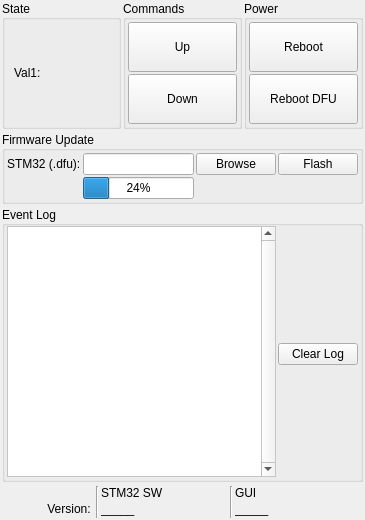
Before: the Qt Designer form src/qt_ui/main_window.ui in Repkap11/Framework_IR_GUI, drawn with Qt 5.
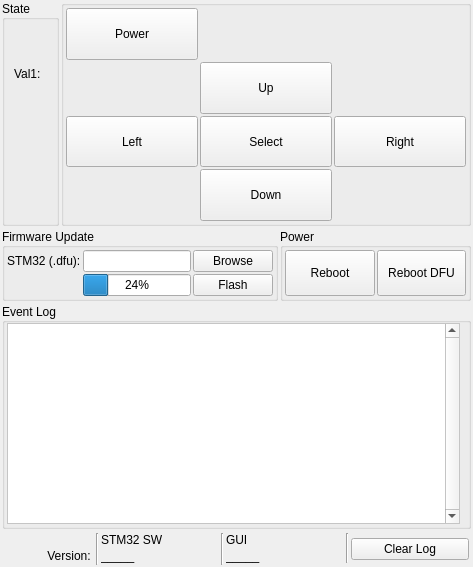
After: the same form once the commit is applied.

The edit to the form file:
```diff
--- a/src/qt_ui/main_window.ui
+++ b/src/qt_ui/main_window.ui
@@ -6,8 +6,8 @@
    <rect>
     <x>0</x>
     <y>0</y>
-    <width>365</width>
-    <height>520</height>
+    <width>473</width>
+    <height>567</height>
    </rect>
   </property>
   <property name="sizePolicy">
@@ -35,199 +35,7 @@
    <property name="spacing">
     <number>2</number>
    </property>
-   <item row="7" column="2">
-    <widget class="QGroupBox" name="groupBox_control_power">
-     <property name="sizePolicy">
-      <sizepolicy hsizetype="Preferred" vsizetype="Minimum">
-       <horstretch>0</horstretch>
-       <verstretch>0</verstretch>
-      </sizepolicy>
-     </property>
-     <property name="title">
-      <string>Power</string>
-     </property>
-     <property name="alignment">
-      <set>Qt::AlignmentFlag::AlignLeading|Qt::AlignmentFlag::AlignLeft|Qt::AlignmentFlag::AlignVCenter</set>
-     </property>
-     <layout class="QGridLayout" name="gridLayout_12">
-      <property name="leftMargin">
-       <number>2</number>
-      </property>
-      <property name="topMargin">
-       <number>2</number>
-      </property>
-      <property name="rightMargin">
-       <number>2</number>
-      </property>
-      <property name="bottomMargin">
-       <number>2</number>
-      </property>
-      <property name="spacing">
-       <number>2</number>
-      </property>
-      <item row="2" column="0">
-       <widget class="QPushButton" name="control_reboot_bootloader">
-        <property name="sizePolicy">
-         <sizepolicy hsizetype="Minimum" vsizetype="Minimum">
-          <horstretch>0</horstretch>
-          <verstretch>0</verstretch>
-         </sizepolicy>
-        </property>
-        <property name="minimumSize">
-         <size>
-          <width>50</width>
-          <height>50</height>
-         </size>
-        </property>
-        <property name="text">
-         <string>Reboot DFU</string>
-        </property>
-       </widget>
-      </item>
-      <item row="1" column="0">
-       <widget class="QPushButton" name="control_reboot">
-        <property name="sizePolicy">
-         <sizepolicy hsizetype="Minimum" vsizetype="Minimum">
-          <horstretch>0</horstretch>
-          <verstretch>0</verstretch>
-         </sizepolicy>
-        </property>
-        <property name="minimumSize">
-         <size>
-          <width>50</width>
-          <height>50</height>
-         </size>
-        </property>
-        <property name="text">
-         <string>Reboot</string>
-        </property>
-       </widget>
-      </item>
-     </layout>
-    </widget>
-   </item>
-   <item row="7" column="1">
-    <widget class="QGroupBox" name="groupBox_control_brightness">
-     <property name="sizePolicy">
-      <sizepolicy hsizetype="Preferred" vsizetype="Minimum">
-       <horstretch>0</horstretch>
-       <verstretch>0</verstretch>
-      </sizepolicy>
-     </property>
-     <property name="title">
-      <string>Commands</string>
-     </property>
-     <property name="alignment">
-      <set>Qt::AlignmentFlag::AlignLeading|Qt::AlignmentFlag::AlignLeft|Qt::AlignmentFlag::AlignVCenter</set>
-     </property>
-     <layout class="QGridLayout" name="gridLayout_9">
-      <property name="leftMargin">
-       <number>2</number>
-      </property>
-      <property name="topMargin">
-       <number>2</number>
-      </property>
-      <property name="rightMargin">
-       <number>2</number>
-      </property>
-      <property name="bottomMargin">
-       <number>2</number>
-      </property>
-      <property name="spacing">
-       <number>2</number>
-      </property>
-      <item row="1" column="0">
-       <widget class="QPushButton" name="control_brightness_up">
-        <property name="sizePolicy">
-         <sizepolicy hsizetype="Minimum" vsizetype="Minimum">
-          <horstretch>0</horstretch>
-          <verstretch>0</verstretch>
-         </sizepolicy>
-        </property>
-        <property name="minimumSize">
-         <size>
-          <width>50</width>
-          <height>50</height>
-         </size>
-        </property>
-        <property name="text">
-         <string>Up</string>
-        </property>
-        <property name="autoDefault">
-         <bool>true</bool>
-        </property>
-       </widget>
-      </item>
-      <item row="2" column="0">
-       <widget class="QPushButton" name="control_brightness_down">
-        <property name="sizePolicy">
-         <sizepolicy hsizetype="Minimum" vsizetype="Minimum">
-          <horstretch>0</horstretch>
-          <verstretch>0</verstretch>
-         </sizepolicy>
-        </property>
-        <property name="minimumSize">
-         <size>
-          <width>50</width>
-          <height>50</height>
-         </size>
-        </property>
-        <property name="text">
-         <string>Down</string>
-        </property>
-        <property name="autoDefault">
-         <bool>true</bool>
-        </property>
-       </widget>
-      </item>
-     </layout>
-    </widget>
-   </item>
-   <item row="7" column="0">
-    <widget class="QGroupBox" name="groupBox_control_brightness_2">
-     <property name="sizePolicy">
-      <sizepolicy hsizetype="Preferred" vsizetype="Minimum">
-       <horstretch>0</horstretch>
-       <verstretch>0</verstretch>
-      </sizepolicy>
-     </property>
-     <property name="title">
-      <string>State</string>
-     </property>
-     <property name="alignment">
-      <set>Qt::AlignmentFlag::AlignLeading|Qt::AlignmentFlag::AlignLeft|Qt::AlignmentFlag::AlignVCenter</set>
-     </property>
-     <layout class="QGridLayout" name="gridLayout_3">
-      <item row="0" column="0">
-       <widget class="QLabel" name="label_state_val1">
-        <property name="sizePolicy">
-         <sizepolicy hsizetype="Preferred" vsizetype="Maximum">
-          <horstretch>0</horstretch>
-          <verstretch>0</verstretch>
-         </sizepolicy>
-        </property>
-        <property name="text">
-         <string>Val1:</string>
-        </property>
-       </widget>
-      </item>
-      <item row="0" column="1">
-       <widget class="QLabel" name="state_val1">
-        <property name="sizePolicy">
-         <sizepolicy hsizetype="Preferred" vsizetype="Maximum">
-          <horstretch>0</horstretch>
-          <verstretch>0</verstretch>
-         </sizepolicy>
-        </property>
-        <property name="text">
-         <string/>
-        </property>
-       </widget>
-      </item>
-     </layout>
-    </widget>
-   </item>
-   <item row="8" column="0" colspan="3">
+   <item row="8" column="0" colspan="2">
     <widget class="QGroupBox" name="groupBox_firmware_update">
      <property name="sizePolicy">
       <sizepolicy hsizetype="Preferred" vsizetype="Minimum">
@@ -273,22 +81,6 @@
       <item row="0" column="1">
        <widget class="QLineEdit" name="lineEdit_stm32_fw_file_name"/>
       </item>
-      <item row="0" column="3">
-       <widget class="QPushButton" name="pushButton_update_stm32">
-        <property name="sizePolicy">
-         <sizepolicy hsizetype="Minimum" vsizetype="Fixed">
-          <horstretch>0</horstretch>
-          <verstretch>0</verstretch>
-         </sizepolicy>
-        </property>
-        <property name="text">
-         <string>Flash</string>
-        </property>
-        <property name="flat">
-         <bool>false</bool>
-        </property>
-       </widget>
-      </item>
       <item row="0" column="0">
        <widget class="QLabel" name="label_stm32_fw">
         <property name="sizePolicy">
@@ -315,13 +107,232 @@
         </property>
        </widget>
       </item>
+      <item row="1" column="2">
+       <widget class="QPushButton" name="pushButton_update_stm32">
+        <property name="sizePolicy">
+         <sizepolicy hsizetype="Minimum" vsizetype="Fixed">
+          <horstretch>0</horstretch>
+          <verstretch>0</verstretch>
+         </sizepolicy>
+        </property>
+        <property name="text">
+         <string>Flash</string>
+        </property>
+        <property name="flat">
+         <bool>false</bool>
+        </property>
+       </widget>
+      </item>
+     </layout>
+    </widget>
+   </item>
+   <item row="10" column="0" colspan="3">
+    <widget class="QFrame" name="frame_version">
+     <property name="sizePolicy">
+      <sizepolicy hsizetype="Expanding" vsizetype="Minimum">
+       <horstretch>0</horstretch>
+       <verstretch>0</verstretch>
+      </sizepolicy>
+     </property>
+     <layout class="QGridLayout" name="gridLayout_16" columnstretch="0,0,0,0,0,0,0,0">
+      <property name="leftMargin">
+       <number>2</number>
+      </property>
+      <property name="topMargin">
+       <number>2</number>
+      </property>
+      <property name="rightMargin">
+       <number>2</number>
+      </property>
+      <property name="bottomMargin">
+       <number>2</number>
+      </property>
+      <property name="spacing">
+       <number>2</number>
+      </property>
+      <item row="2" column="2">
+       <widget class="QLabel" name="label_version_micro_sw_version">
+        <property name="sizePolicy">
+         <sizepolicy hsizetype="Preferred" vsizetype="Maximum">
+          <horstretch>0</horstretch>
+          <verstretch>0</verstretch>
+         </sizepolicy>
+        </property>
+        <property name="text">
+         <string>_____</string>
+        </property>
+        <property name="alignment">
+         <set>Qt::AlignmentFlag::AlignLeading|Qt::AlignmentFlag::AlignLeft|Qt::AlignmentFlag::AlignVCenter</set>
+        </property>
+        <property name="textInteractionFlags">
+         <set>Qt::TextInteractionFlag::LinksAccessibleByMouse|Qt::TextInteractionFlag::TextSelectableByMouse</set>
+        </property>
+       </widget>
+      </item>
+      <item row="2" column="5">
+       <widget class="QLabel" name="label_version_gui_version">
+        <property name="sizePolicy">
+         <sizepolicy hsizetype="Preferred" vsizetype="Maximum">
+          <horstretch>0</horstretch>
+          <verstretch>0</verstretch>
+         </sizepolicy>
+        </property>
+        <property name="text">
+         <string>_____</string>
+        </property>
+        <property name="alignment">
+         <set>Qt::AlignmentFlag::AlignLeading|Qt::AlignmentFlag::AlignLeft|Qt::AlignmentFlag::AlignVCenter</set>
+        </property>
+        <property name="textInteractionFlags">
+         <set>Qt::TextInteractionFlag::LinksAccessibleByMouse|Qt::TextInteractionFlag::TextSelectableByMouse</set>
+        </property>
+       </widget>
+      </item>
+      <item row="0" column="5" rowspan="2">
+       <widget class="QLabel" name="label_version_gui">
+        <property name="sizePolicy">
+         <sizepolicy hsizetype="Minimum" vsizetype="Maximum">
+          <horstretch>0</horstretch>
+          <verstretch>0</verstretch>
+         </sizepolicy>
+        </property>
+        <property name="minimumSize">
+         <size>
+          <width>50</width>
+          <height>0</height>
+         </size>
+        </property>
+        <property name="text">
+         <string>GUI</string>
+        </property>
+        <property name="alignment">
+         <set>Qt::AlignmentFlag::AlignLeading|Qt::AlignmentFlag::AlignLeft|Qt::AlignmentFlag::AlignVCenter</set>
+        </property>
+       </widget>
+      </item>
+      <item row="0" column="4" rowspan="4">
+       <widget class="Line" name="line_2">
+        <property name="orientation">
+         <enum>Qt::Orientation::Vertical</enum>
+        </property>
+       </widget>
+      </item>
+      <item row="2" column="0">
+       <widget class="QLabel" name="label_version_version">
+        <property name="sizePolicy">
+         <sizepolicy hsizetype="Fixed" vsizetype="Maximum">
+          <horstretch>0</horstretch>
+          <verstretch>0</verstretch>
+         </sizepolicy>
+        </property>
+        <property name="minimumSize">
+         <size>
+          <width>90</width>
+          <height>0</height>
+         </size>
+        </property>
+        <property name="text">
+         <string>Version: </string>
+        </property>
+        <property name="alignment">
+         <set>Qt::AlignmentFlag::AlignRight|Qt::AlignmentFlag::AlignTrailing|Qt::AlignmentFlag::AlignVCenter</set>
+        </property>
+       </widget>
+      </item>
+      <item row="0" column="1" rowspan="4">
+       <widget class="Line" name="line">
+        <property name="orientation">
+         <enum>Qt::Orientation::Vertical</enum>
+        </property>
+       </widget>
+      </item>
+      <item row="0" column="2" rowspan="2">
+       <widget class="QLabel" name="label_version_micro_sw">
+        <property name="sizePolicy">
+         <sizepolicy hsizetype="Minimum" vsizetype="Maximum">
+          <horstretch>0</horstretch>
+          <verstretch>0</verstretch>
+         </sizepolicy>
+        </property>
+        <property name="minimumSize">
+         <size>
+          <width>50</width>
+          <height>0</height>
+         </size>
+        </property>
+        <property name="text">
+         <string>STM32 SW</string>
+        </property>
+        <property name="alignment">
+         <set>Qt::AlignmentFlag::AlignLeading|Qt::AlignmentFlag::AlignLeft|Qt::AlignmentFlag::AlignVCenter</set>
+        </property>
+       </widget>
+      </item>
+      <item row="0" column="7" rowspan="4">
+       <widget class="QPushButton" name="pushButton_clear_log">
+        <property name="text">
+         <string>Clear Log</string>
+        </property>
+       </widget>
+      </item>
+      <item row="0" column="6" rowspan="3">
+       <widget class="Line" name="line_3">
+        <property name="orientation">
+         <enum>Qt::Orientation::Vertical</enum>
+        </property>
+       </widget>
+      </item>
+     </layout>
+    </widget>
+   </item>
+   <item row="7" column="0">
+    <widget class="QGroupBox" name="groupBox_state">
+     <property name="sizePolicy">
+      <sizepolicy hsizetype="Maximum" vsizetype="Minimum">
+       <horstretch>0</horstretch>
+       <verstretch>0</verstretch>
+      </sizepolicy>
+     </property>
+     <property name="title">
+      <string>State</string>
+     </property>
+     <property name="alignment">
+      <set>Qt::AlignmentFlag::AlignLeading|Qt::AlignmentFlag::AlignLeft|Qt::AlignmentFlag::AlignVCenter</set>
+     </property>
+     <layout class="QGridLayout" name="gridLayout_3">
+      <item row="0" column="0">
+       <widget class="QLabel" name="label_state_val1">
+        <property name="sizePolicy">
+         <sizepolicy hsizetype="Preferred" vsizetype="Preferred">
+          <horstretch>0</horstretch>
+          <verstretch>0</verstretch>
+         </sizepolicy>
+        </property>
+        <property name="text">
+         <string>Val1:</string>
+        </property>
+       </widget>
+      </item>
+      <item row="1" column="0">
+       <widget class="QLabel" name="state_val1">
+        <property name="sizePolicy">
+         <sizepolicy hsizetype="Preferred" vsizetype="Preferred">
+          <horstretch>0</horstretch>
+          <verstretch>0</verstretch>
+         </sizepolicy>
+        </property>
+        <property name="text">
+         <string/>
+        </property>
+       </widget>
+      </item>
      </layout>
     </widget>
    </item>
    <item row="9" column="0" colspan="3">
     <widget class="QGroupBox" name="groupBox_event_log">
      <property name="sizePolicy">
-      <sizepolicy hsizetype="Preferred" vsizetype="Expanding">
+      <sizepolicy hsizetype="Preferred" vsizetype="Minimum">
        <horstretch>0</horstretch>
        <verstretch>0</verstretch>
       </sizepolicy>
@@ -446,155 +457,227 @@
         </property>
        </widget>
       </item>
+     </layout>
+    </widget>
+   </item>
+   <item row="8" column="2">
+    <widget class="QGroupBox" name="groupBox_control_power">
+     <property name="sizePolicy">
+      <sizepolicy hsizetype="Preferred" vsizetype="Minimum">
+       <horstretch>0</horstretch>
+       <verstretch>0</verstretch>
+      </sizepolicy>
+     </property>
+     <property name="title">
+      <string>Power</string>
+     </property>
+     <property name="alignment">
+      <set>Qt::AlignmentFlag::AlignLeading|Qt::AlignmentFlag::AlignLeft|Qt::AlignmentFlag::AlignVCenter</set>
+     </property>
+     <layout class="QGridLayout" name="gridLayout_12">
+      <property name="leftMargin">
+       <number>2</number>
+      </property>
+      <property name="topMargin">
+       <number>2</number>
+      </property>
+      <property name="rightMargin">
+       <number>2</number>
+      </property>
+      <property name="bottomMargin">
+       <number>2</number>
+      </property>
+      <property name="spacing">
+       <number>2</number>
+      </property>
+      <item row="1" column="0">
+       <widget class="QPushButton" name="control_reboot">
+        <property name="sizePolicy">
+         <sizepolicy hsizetype="Minimum" vsizetype="Minimum">
+          <horstretch>0</horstretch>
+          <verstretch>0</verstretch>
+         </sizepolicy>
+        </property>
+        <property name="text">
+         <string>Reboot</string>
+        </property>
+       </widget>
+      </item>
+      <item row="1" column="1">
+       <widget class="QPushButton" name="control_reboot_bootloader">
+        <property name="sizePolicy">
+         <sizepolicy hsizetype="Minimum" vsizetype="Minimum">
+          <horstretch>0</horstretch>
+          <verstretch>0</verstretch>
+         </sizepolicy>
+        </property>
+        <property name="text">
+         <string>Reboot DFU</string>
+        </property>
+       </widget>
+      </item>
+     </layout>
+    </widget>
+   </item>
+   <item row="7" column="1" colspan="2">
+    <widget class="QGroupBox" name="groupBox_commands">
+     <property name="sizePolicy">
+      <sizepolicy hsizetype="Preferred" vsizetype="Expanding">
+       <horstretch>0</horstretch>
+       <verstretch>0</verstretch>
+      </sizepolicy>
+     </property>
+     <property name="title">
+      <string/>
+     </property>
+     <property name="alignment">
+      <set>Qt::AlignmentFlag::AlignLeading|Qt::AlignmentFlag::AlignLeft|Qt::AlignmentFlag::AlignVCenter</set>
+     </property>
+     <layout class="QGridLayout" name="gridLayout_9">
+      <property name="leftMargin">
+       <number>2</number>
+      </property>
+      <property name="topMargin">
+       <number>2</number>
+      </property>
+      <property name="rightMargin">
+       <number>2</number>
+      </property>
+      <property name="bottomMargin">
+       <number>2</number>
+      </property>
+      <property name="spacing">
+       <number>2</number>
+      </property>
+      <item row="2" column="2">
+       <widget class="QPushButton" name="button_right">
+        <property name="sizePolicy">
+         <sizepolicy hsizetype="Minimum" vsizetype="Minimum">
+          <horstretch>0</horstretch>
+          <verstretch>0</verstretch>
+         </sizepolicy>
+        </property>
+        <property name="minimumSize">
+         <size>
+          <width>50</width>
+          <height>50</height>
+         </size>
+        </property>
+        <property name="text">
+         <string>Right</string>
+        </property>
+        <property name="autoDefault">
+         <bool>true</bool>
+        </property>
+       </widget>
+      </item>
+      <item row="2" column="0">
+       <widget class="QPushButton" name="button_left">
+        <property name="sizePolicy">
+         <sizepolicy hsizetype="Minimum" vsizetype="Minimum">
+          <horstretch>0</horstretch>
+          <verstretch>0</verstretch>
+         </sizepolicy>
+        </property>
+        <property name="minimumSize">
+         <size>
+          <width>50</width>
+          <height>50</height>
+         </size>
+        </property>
+        <property name="text">
+         <string>Left</string>
+        </property>
+        <property name="autoDefault">
+         <bool>true</bool>
+        </property>
+       </widget>
+      </item>
+      <item row="2" column="1">
+       <widget class="QPushButton" name="button_select">
+        <property name="sizePolicy">
+         <sizepolicy hsizetype="Minimum" vsizetype="Minimum">
+          <horstretch>0</horstretch>
+          <verstretch>0</verstretch>
+         </sizepolicy>
+        </property>
+        <property name="minimumSize">
+         <size>
+          <width>50</width>
+          <height>50</height>
+         </size>
+        </property>
+        <property name="text">
+         <string>Select</string>
+        </property>
+        <property name="autoDefault">
+         <bool>true</bool>
+        </property>
+       </widget>
+      </item>
+      <item row="1" column="1">
+       <widget class="QPushButton" name="button_up">
+        <property name="sizePolicy">
+         <sizepolicy hsizetype="Minimum" vsizetype="Minimum">
+          <horstretch>0</horstretch>
+          <verstretch>0</verstretch>
+         </sizepolicy>
+        </property>
+        <property name="minimumSize">
+         <size>
+          <width>50</width>
+          <height>50</height>
+         </size>
+        </property>
+        <property name="text">
+         <string>Up</string>
+        </property>
+        <property name="autoDefault">
+         <bool>true</bool>
+        </property>
+       </widget>
+      </item>
       <item row="3" column="1">
-       <widget class="QPushButton" name="pushButton_clear_log">
-        <property name="text">
-         <string>Clear Log</string>
-        </property>
-       </widget>
-      </item>
-     </layout>
-    </widget>
-   </item>
-   <item row="10" column="0" colspan="3">
-    <widget class="QFrame" name="frame_version">
-     <property name="sizePolicy">
-      <sizepolicy hsizetype="Expanding" vsizetype="Minimum">
-       <horstretch>0</horstretch>
-       <verstretch>0</verstretch>
-      </sizepolicy>
-     </property>
-     <layout class="QGridLayout" name="gridLayout_16" columnstretch="0,0,0,0,0,0">
-      <property name="leftMargin">
-       <number>2</number>
-      </property>
-      <property name="topMargin">
-       <number>2</number>
-      </property>
-      <property name="rightMargin">
-       <number>2</number>
-      </property>
-      <property name="bottomMargin">
-       <number>2</number>
-      </property>
-      <property name="spacing">
-       <number>2</number>
-      </property>
-      <item row="0" column="1" rowspan="4">
-       <widget class="Line" name="line">
-        <property name="orientation">
-         <enum>Qt::Orientation::Vertical</enum>
-        </property>
-       </widget>
-      </item>
-      <item row="2" column="0">
-       <widget class="QLabel" name="label_version_version">
+       <widget class="QPushButton" name="button_down">
         <property name="sizePolicy">
-         <sizepolicy hsizetype="Fixed" vsizetype="Maximum">
+         <sizepolicy hsizetype="Minimum" vsizetype="Minimum">
           <horstretch>0</horstretch>
           <verstretch>0</verstretch>
          </sizepolicy>
         </property>
         <property name="minimumSize">
          <size>
-          <width>90</width>
-          <height>0</height>
-         </size>
-        </property>
-        <property name="text">
-         <string>Version: </string>
-        </property>
-        <property name="alignment">
-         <set>Qt::AlignmentFlag::AlignRight|Qt::AlignmentFlag::AlignTrailing|Qt::AlignmentFlag::AlignVCenter</set>
-        </property>
-       </widget>
-      </item>
-      <item row="0" column="2" rowspan="2">
-       <widget class="QLabel" name="label_version_micro_sw">
-        <property name="sizePolicy">
-         <sizepolicy hsizetype="Minimum" vsizetype="Maximum">
-          <horstretch>0</horstretch>
-          <verstretch>0</verstretch>
-         </sizepolicy>
-        </property>
-        <property name="minimumSize">
-         <size>
           <width>50</width>
-          <height>0</height>
+          <height>50</height>
          </size>
         </property>
         <property name="text">
-         <string>STM32 SW</string>
+         <string>Down</string>
         </property>
-        <property name="alignment">
-         <set>Qt::AlignmentFlag::AlignLeading|Qt::AlignmentFlag::AlignLeft|Qt::AlignmentFlag::AlignVCenter</set>
+        <property name="autoDefault">
+         <bool>true</bool>
         </property>
        </widget>
       </item>
-      <item row="2" column="2">
-       <widget class="QLabel" name="label_version_micro_sw_version">
+      <item row="0" column="0">
+       <widget class="QPushButton" name="button_power">
         <property name="sizePolicy">
-         <sizepolicy hsizetype="Preferred" vsizetype="Maximum">
+         <sizepolicy hsizetype="Minimum" vsizetype="Minimum">
           <horstretch>0</horstretch>
           <verstretch>0</verstretch>
          </sizepolicy>
         </property>
-        <property name="text">
-         <string>_____</string>
-        </property>
-        <property name="alignment">
-         <set>Qt::AlignmentFlag::AlignLeading|Qt::AlignmentFlag::AlignLeft|Qt::AlignmentFlag::AlignVCenter</set>
-        </property>
-        <property name="textInteractionFlags">
-         <set>Qt::TextInteractionFlag::LinksAccessibleByMouse|Qt::TextInteractionFlag::TextSelectableByMouse</set>
-        </property>
-       </widget>
-      </item>
-      <item row="0" column="5" rowspan="2">
-       <widget class="QLabel" name="label_version_gui">
-        <property name="sizePolicy">
-         <sizepolicy hsizetype="Minimum" vsizetype="Maximum">
-          <horstretch>0</horstretch>
-          <verstretch>0</verstretch>
-         </sizepolicy>
-        </property>
         <property name="minimumSize">
          <size>
           <width>50</width>
-          <height>0</height>
+          <height>50</height>
          </size>
         </property>
         <property name="text">
-         <string>GUI</string>
+         <string>Power</string>
         </property>
-        <property name="alignment">
-         <set>Qt::AlignmentFlag::AlignLeading|Qt::AlignmentFlag::AlignLeft|Qt::AlignmentFlag::AlignVCenter</set>
-        </property>
-       </widget>
-      </item>
-      <item row="2" column="5">
-       <widget class="QLabel" name="label_version_gui_version">
-        <property name="sizePolicy">
-         <sizepolicy hsizetype="Preferred" vsizetype="Maximum">
-          <horstretch>0</horstretch>
-          <verstretch>0</verstretch>
-         </sizepolicy>
-        </property>
-        <property name="text">
-         <string>_____</string>
-        </property>
-        <property name="alignment">
-         <set>Qt::AlignmentFlag::AlignLeading|Qt::AlignmentFlag::AlignLeft|Qt::AlignmentFlag::AlignVCenter</set>
-        </property>
-        <property name="textInteractionFlags">
-         <set>Qt::TextInteractionFlag::LinksAccessibleByMouse|Qt::TextInteractionFlag::TextSelectableByMouse</set>
-        </property>
-       </widget>
-      </item>
-      <item row="0" column="4" rowspan="4">
-       <widget class="Line" name="line_2">
-        <property name="orientation">
-         <enum>Qt::Orientation::Vertical</enum>
+        <property name="autoDefault">
+         <bool>true</bool>
         </property>
        </widget>
       </item>
```
Left out of the diff: 9 changed lines with no effect on the pictures.
